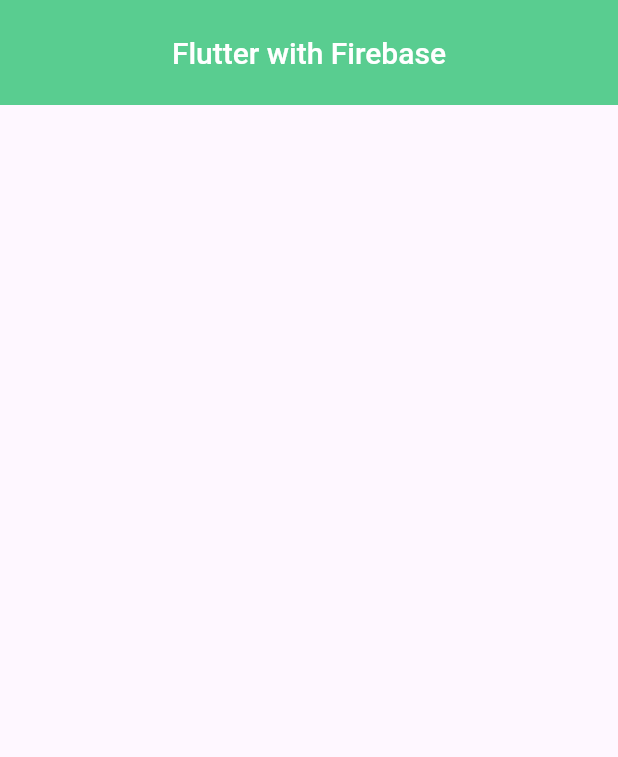
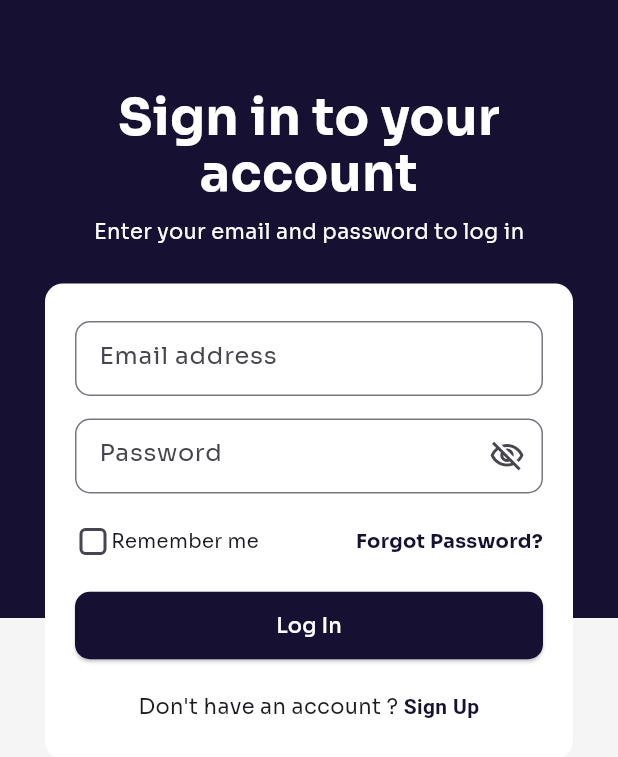
Before and after one commit to king-martinien/flutter-firebase-test, a Flutter app: the screen it shows after launch, on a phone screen of 412 x 824 dp. Shown: the top 757 px of the screen. Run offline on Flutter 3.47's test engine with Material 3 defaults, Android fonts, the phone set to English and light mode, and no system bars; drawn by our look-alikes of loader_overlay; our stand-ins replace firebase_core; accounts and stored records are empty.

Commit message:
add : login screen

```diff
--- /dev/null
+++ b/lib/controller/auth_controller.dart
@@ -0,0 +1,7 @@
+class AuthController {
+  login({required String email, required String password}) async {
+    try {} catch (e) {
+      print("ERROR : ${e.toString()}");
+    }
+  }
+}
--- a/lib/main.dart
+++ b/lib/main.dart
@@ -3,6 +3,8 @@ import 'dart:async';
 import 'package:firebase_core/firebase_core.dart';
 import 'package:flutter/material.dart';
 import 'package:flutter_firebase_test/firebase_options.dart';
+import 'package:flutter_firebase_test/utils/constants/colors.dart';
+import 'package:flutter_firebase_test/view/screens/login.dart';
 
 Future<void> main() async {
   WidgetsFlutterBinding.ensureInitialized();
@@ -20,23 +22,48 @@ class MyApp extends StatelessWidget {
       debugShowCheckedModeBanner: false,
       title: 'Flutter Demo',
       theme: ThemeData(
-        colorScheme: ColorScheme.fromSeed(seedColor: Colors.deepPurple),
+        colorScheme: ColorScheme.fromSeed(seedColor: CColors.primaryColor),
+        primaryColor: CColors.primaryColor,
         useMaterial3: true,
+        fontFamily: "Sora",
+        textSelectionTheme: const TextSelectionThemeData(
+          cursorColor: CColors.primaryColor,
+          selectionColor: CColors.primaryColor,
+          selectionHandleColor: CColors.primaryColor,
+        ),
+        checkboxTheme: const CheckboxThemeData(
+          materialTapTargetSize: MaterialTapTargetSize.shrinkWrap,
+          shape: RoundedRectangleBorder(
+            borderRadius: BorderRadius.all(Radius.circular(4)),
+          ),
+        ),
+        inputDecorationTheme: InputDecorationTheme(
+          constraints: const BoxConstraints(maxHeight: 50),
+          border: OutlineInputBorder(
+            borderRadius: BorderRadius.circular(10),
+          ),
+        ),
+        elevatedButtonTheme: ElevatedButtonThemeData(
+          style: ElevatedButton.styleFrom(
+            backgroundColor: CColors.primaryColor,
+            foregroundColor: Colors.white,
+            shape: const RoundedRectangleBorder(
+              borderRadius: BorderRadius.all(Radius.circular(10)),
+            ),
+            fixedSize: const Size.fromHeight(45),
+          ),
+        ),
         appBarTheme: const AppBarTheme(
           centerTitle: true,
           toolbarHeight: 70,
-          color: Color(0XFF59CD90),
+          color: CColors.primaryColor,
           titleTextStyle: TextStyle(
             fontSize: 20,
             fontWeight: FontWeight.w500,
           ),
         ),
       ),
-      home: Scaffold(
-        appBar: AppBar(
-          title: const Text("Flutter with Firebase"),
-        ),
-      ),
+      home: const Login(),
     );
   }
 }
--- /dev/null
+++ b/lib/utils/constants/colors.dart
@@ -0,0 +1,9 @@
+import 'dart:ui';
+
+class CColors {
+  CColors._();
+
+  static const Color primaryColor = Color(0XFF161032);
+  static const Color errorColor = Color(0XFFAB2346);
+  static const Color textColor = Color(0XFF191516);
+}
--- /dev/null
+++ b/lib/view/screens/login.dart
@@ -0,0 +1,215 @@
+import 'package:flutter/material.dart';
+import 'package:flutter_firebase_test/utils/constants/colors.dart';
+import 'package:loader_overlay/loader_overlay.dart';
+
+class Login extends StatefulWidget {
+  const Login({super.key});
+
+  @override
+  State<Login> createState() => _LoginState();
+}
+
+class _LoginState extends State<Login> {
+  final _loginFormKey = GlobalKey<FormState>();
+  static bool _isPasswordVisible = false;
+  static bool _rememberTheUser = false;
+  TextEditingController emailController = TextEditingController();
+  TextEditingController passwordController = TextEditingController();
+
+  void togglePasswordVisibility() {
+    setState(() {
+      _isPasswordVisible = !_isPasswordVisible;
+    });
+  }
+
+  @override
+  Widget build(BuildContext context) {
+    return Scaffold(
+      body: Stack(
+        children: [
+          Positioned(
+            child: Column(
+              mainAxisSize: MainAxisSize.max,
+              children: [
+                Expanded(
+                  flex: 1,
+                  child: Container(
+                    color: CColors.primaryColor,
+                  ),
+                ),
+                Expanded(
+                  child: Container(
+                    color: Colors.grey.shade100,
+                  ),
+                ),
+              ],
+            ),
+          ),
+          Positioned(
+            child: SafeArea(
+              child: LoaderOverlay(
+                overlayColor: CColors.primaryColor.withOpacity(0.4),
+                useDefaultLoading: false,
+                overlayWidgetBuilder: (progress) {
+                  return const Center(
+                    child: SizedBox(
+                      width: 30,
+                      height: 30,
+                      child: CircularProgressIndicator(
+                        color: CColors.primaryColor,
+                      ),
+                    ),
+                  );
+                },
+                child: Container(
+                  width: double.infinity,
+                  padding: const EdgeInsets.all(20),
+                  child: SingleChildScrollView(
+                    child: Column(
+                      children: [
+                        Container(
+                          padding: const EdgeInsets.symmetric(
+                            vertical: 40,
+                            horizontal: 10,
+                          ),
+                          child: Column(
+                            children: [
+                              const Text(
+                                "Sign in to your account",
+                                textAlign: TextAlign.center,
+                                style: TextStyle(
+                                    fontSize: 34,
+                                    fontWeight: FontWeight.bold,
+                                    color: Colors.white,
+                                    height: 1.1),
+                              ),
+                              const SizedBox(height: 10),
+                              const Text(
+                                "Enter your email and password to log in",
+                                style: TextStyle(color: Colors.white),
+                              ),
+                              const SizedBox(height: 25),
+                              Container(
+                                padding: const EdgeInsets.symmetric(
+                                    vertical: 25, horizontal: 20),
+                                decoration: BoxDecoration(
+                                  borderRadius: BorderRadius.circular(12),
+                                  color: Colors.white,
+                                ),
+                                child: Form(
+                                  key: _loginFormKey,
+                                  child: Column(
+                                    crossAxisAlignment:
+                                        CrossAxisAlignment.stretch,
+                                    children: [
+                                      TextFormField(
+                                        decoration: const InputDecoration(
+                                          hintText: "Email address",
+                                        ),
+                                        keyboardType:
+                                            TextInputType.emailAddress,
+                                        controller: emailController,
+                                      ),
+                                      const SizedBox(height: 15),
+                                      TextFormField(
+                                        controller: passwordController,
+                                        obscureText: !_isPasswordVisible,
+                                        keyboardType:
+                                            TextInputType.visiblePassword,
+                                        decoration: InputDecoration(
+                                          hintText: "Password",
+                                          suffixIcon: IconButton(
+                                            onPressed: () {
+                                              togglePasswordVisibility();
+                                            },
+                                            icon: Icon(_isPasswordVisible
+                                                ? Icons.visibility
+                                                : Icons
+                                                    .visibility_off_outlined),
+                                          ),
+                                        ),
+                                      ),
+                                      const SizedBox(height: 20),
+                                      Row(
+                                        mainAxisAlignment:
+                                            MainAxisAlignment.spaceBetween,
+                                        children: [
+                                          Row(
+                                            children: [
+                                              SizedBox(
+                                                width: 24,
+                                                height: 24,
+                                                child: Checkbox(
+                                                  activeColor:
+                                                      CColors.primaryColor,
+                                                  value: _rememberTheUser,
+                                                  onChanged: (value) {
+                                                    setState(() {
+                                                      _rememberTheUser =
+                                                          !_rememberTheUser;
+                                                    });
+                                                  },
+                                                ),
+                                              ),
+                                              const Text(
+                                                "Remember me",
+                                                style: TextStyle(
+                                                  fontSize: 13,
+                                                ),
+                                              ),
+                                            ],
+                                          ),
+                                          const Text(
+                                            "Forgot Password?",
+                                            style: TextStyle(
+                                              color: CColors.primaryColor,
+                                              fontWeight: FontWeight.w600,
+                                              fontSize: 13,
+                                            ),
+                                          ),
+                                        ],
+                                      ),
+                                      const SizedBox(height: 20),
+                                      ElevatedButton(
+                                        onPressed: () {
+                                          setState(() {
+                                            context.loaderOverlay.show();
+                                          });
+                                        },
+                                        child: const Text("Log In"),
+                                      ),
+                                      const SizedBox(height: 20),
+                                      const Text.rich(
+                                        textAlign: TextAlign.center,
+                                        TextSpan(
+                                          text: "Don't have an account ? ",
+                                          children: [
+                                            TextSpan(
+                                              text: "Sign Up",
+                                              style: TextStyle(
+                                                color: CColors.primaryColor,
+                                                fontWeight: FontWeight.w600,
+                                              ),
+                                            ),
+                                          ],
+                                        ),
+                                      )
+                                    ],
+                                  ),
+                                ),
+                              )
+                            ],
+                          ),
+                        ),
+                      ],
+                    ),
+                  ),
+                ),
+              ),
+            ),
+          )
+        ],
+      ),
+    );
+  }
+}
--- /dev/null
+++ b/lib/view/screens/signup.dart
@@ -0,0 +1,15 @@
+import 'package:flutter/material.dart';
+
+class Signup extends StatefulWidget {
+  const Signup({super.key});
+
+  @override
+  State<Signup> createState() => _SignupState();
+}
+
+class _SignupState extends State<Signup> {
+  @override
+  Widget build(BuildContext context) {
+    return Scaffold();
+  }
+}
```
Also changed, not shown: pubspec.yaml (+11 -11 lines), assets/fonts/Sora-Bold.ttf (added), assets/fonts/Sora-Light.ttf (added), assets/fonts/Sora-Medium.ttf (added), assets/fonts/Sora-Regular.ttf (added), pubspec.lock.
